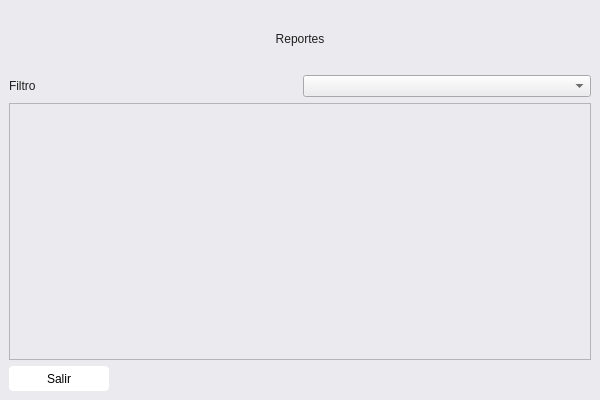
donjosh-ua/agencia_inmobiliaria, file view/reportesView.ui: the form before one commit.
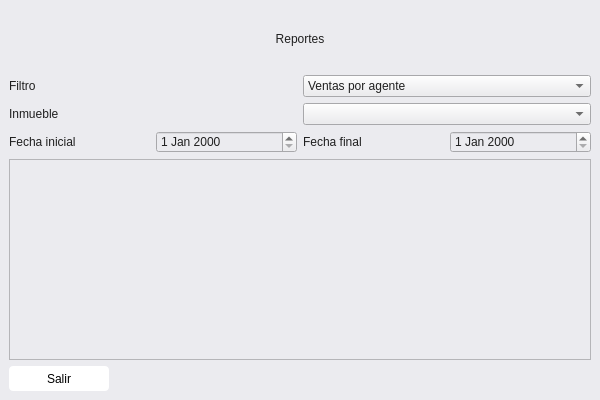
The form after the commit.

Commit message: Vista reportes modificada

```diff
--- a/view/reportesView.ui
+++ b/view/reportesView.ui
@@ -45,7 +45,71 @@
        </widget>
       </item>
       <item>
-       <widget class="QComboBox" name="cbxTipoReporte"/>
+       <widget class="QComboBox" name="cbxTipoReporte">
+        <item>
+         <property name="text">
+          <string>Ventas por agente</string>
+         </property>
+        </item>
+        <item>
+         <property name="text">
+          <string>Inmuebles de un tipo especifico</string>
+         </property>
+        </item>
+        <item>
+         <property name="text">
+          <string>Inmuebles vendidos por sector</string>
+         </property>
+        </item>
+        <item>
+         <property name="text">
+          <string>Inmuebles disponibles para la venta</string>
+         </property>
+        </item>
+        <item>
+         <property name="text">
+          <string>Ventas en un rango de fechas</string>
+         </property>
+        </item>
+       </widget>
+      </item>
+     </layout>
+    </item>
+    <item>
+     <layout class="QHBoxLayout" name="horizontalLayout_2">
+      <item>
+       <widget class="QLabel" name="lbl_inmueble_elegido">
+        <property name="text">
+         <string>Inmueble</string>
+        </property>
+       </widget>
+      </item>
+      <item>
+       <widget class="QComboBox" name="cbx_inmueble_elegido"/>
+      </item>
+     </layout>
+    </item>
+    <item>
+     <layout class="QHBoxLayout" name="horizontalLayout_3">
+      <item>
+       <widget class="QLabel" name="lbl_fecha_inicio">
+        <property name="text">
+         <string>Fecha inicial</string>
+        </property>
+       </widget>
+      </item>
+      <item>
+       <widget class="QDateEdit" name="date_inicio"/>
+      </item>
+      <item>
+       <widget class="QLabel" name="lbl_fecha_fin">
+        <property name="text">
+         <string>Fecha final</string>
+        </property>
+       </widget>
+      </item>
+      <item>
+       <widget class="QDateEdit" name="date_fin"/>
       </item>
      </layout>
     </item>
```
